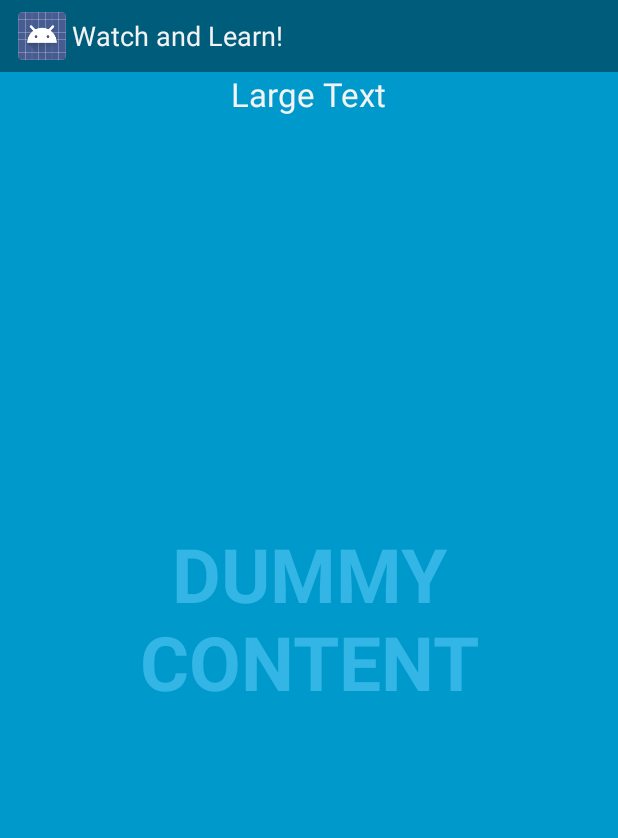
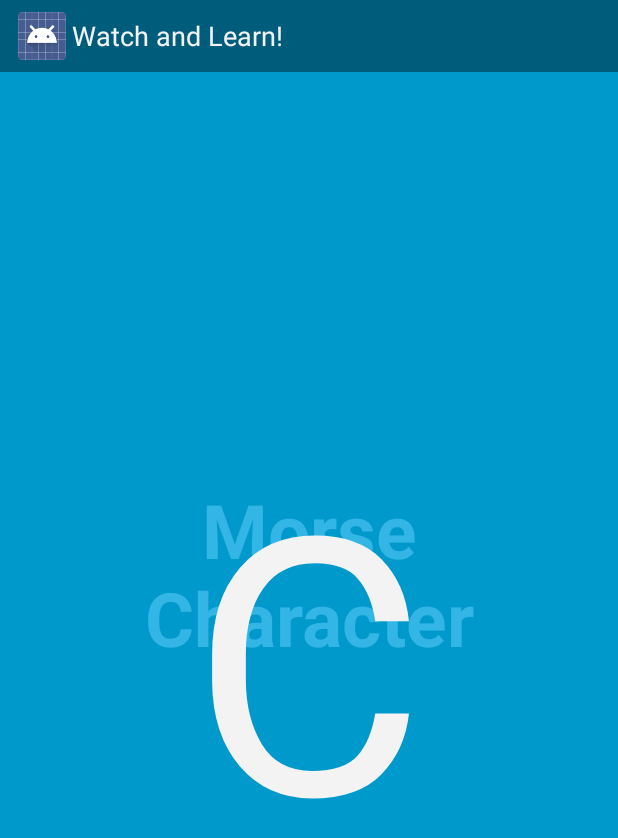
Before and after one commit to Schmitty2005/Android_Morse_Alpha, an Android app: the watch_learn screen opened directly, with no data from a screen before it, on a phone screen of 412 x 824 dp. Shown: the top 838 px of the screen. Run offline under Robolectric (Android 15) with nearby library versions, the phone set to English and light mode, and no system bars.

Commit message:
Updated Watch Activity with character

```diff
--- a/app/src/main/res/layout/activity_watch_learn.xml
+++ b/app/src/main/res/layout/activity_watch_learn.xml
@@ -16,7 +16,7 @@
         android:textStyle="bold"
         android:textSize="50sp"
         android:gravity="center"
-        android:text="@string/dummy_content" />
+        android:text="Morse\nCharacter\n" />
 
     <!-- This FrameLayout insets its children based on system windows using
          android:fitsSystemWindows. -->
@@ -45,11 +45,28 @@
 
         <TextView
             android:layout_width="wrap_content"
-            android:layout_height="456dp"
+            android:layout_height="573dp"
+            android:textAppearance="?android:attr/textAppearanceLarge"
+            android:text="C"
+            android:id="@+id/Watch_Char"
+            android:layout_gravity="center"
+            android:capitalize="characters"
+            android:enabled="true"
+            android:textAlignment="gravity"
+            android:textSize="240dp"
+            android:inputType="none"
+            android:lines="1"
+            android:gravity="center_vertical|center_horizontal"
+            android:visibility="visible" />
+
+        <TextView
+            android:layout_width="wrap_content"
+            android:layout_height="0dp"
             android:textAppearance="?android:attr/textAppearanceLarge"
             android:text="Large Text"
-            android:id="@+id/textView"
-            android:layout_gravity="center_horizontal|top" />
+            android:id="@+id/textView2"
+            android:layout_gravity="center" />
+
     </FrameLayout>
 
 </FrameLayout>
--- a/app/src/main/res/values/strings.xml
+++ b/app/src/main/res/values/strings.xml
@@ -4,9 +4,9 @@
     <string name="app_name">MorseTraining</string>
     <string name="hello_world">Hello world!</string>
     <string name="action_settings">Settings</string>
-    <string name="welcome_note">Welcome to Morse Learn!  You will learn the listen to morse code instead of memorizing all of the dits and dahs, you will know each character by its sound!</string>
+    <string name="welcome_note">\nWelcome to Morse Learn!\n \n    You will learn the listen to morse code instead of memorizing all of the dits and dahs, you will know each character by its sound!</string>
     <string name="title_activity_watch_learn">Watch and Learn!</string>
     <string name="dummy_button">Dummy Button</string>
-    <string name="dummy_content">DUMMY\nCONTENT</string>
+    <string name="dummy_content">MORSE\nCHARACTER\nPLAYING</string>
 
 </resources>
```
Also changed, not shown: app/src/main/res/layout/activity_morse_learn.xml (+5 -9 lines), 2 other files.
